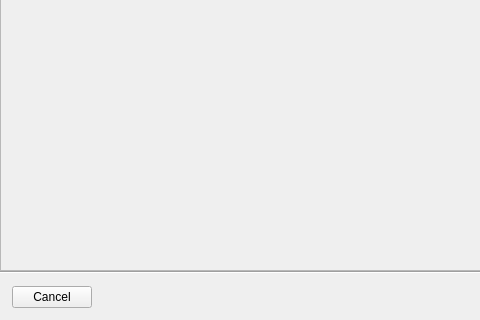
Before: the Qt Designer form safe/gui/ui/wizard/wizard_dialog_base.ui in inasafe/inasafe, drawn with Qt 5; both pictures show x 0 to 480 and y 270 to 590 of the 1020 by 590 pixel window.
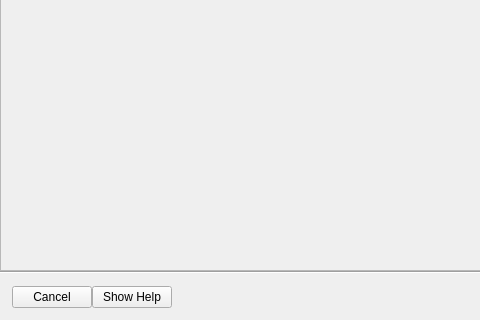
After: the same form once the commit is applied. Icons and pictures are not drawn.

Commit message: Help system for wizard.

What changed in the file:
```diff
--- a/safe/gui/ui/wizard/wizard_dialog_base.ui
+++ b/safe/gui/ui/wizard/wizard_dialog_base.ui
@@ -248,6 +248,16 @@
        </property>
       </widget>
      </item>
+     <item>
+      <widget class="QPushButton" name="pbnHelp">
+       <property name="text">
+        <string>Show Help</string>
+       </property>
+       <property name="autoDefault">
+        <bool>false</bool>
+       </property>
+      </widget>
+     </item>
      <item>
       <spacer name="horizontalSpacer">
        <property name="orientation">
```
Left out of the diff: 54 changed lines with no effect on the pictures. The commit also changes 4 other files.
